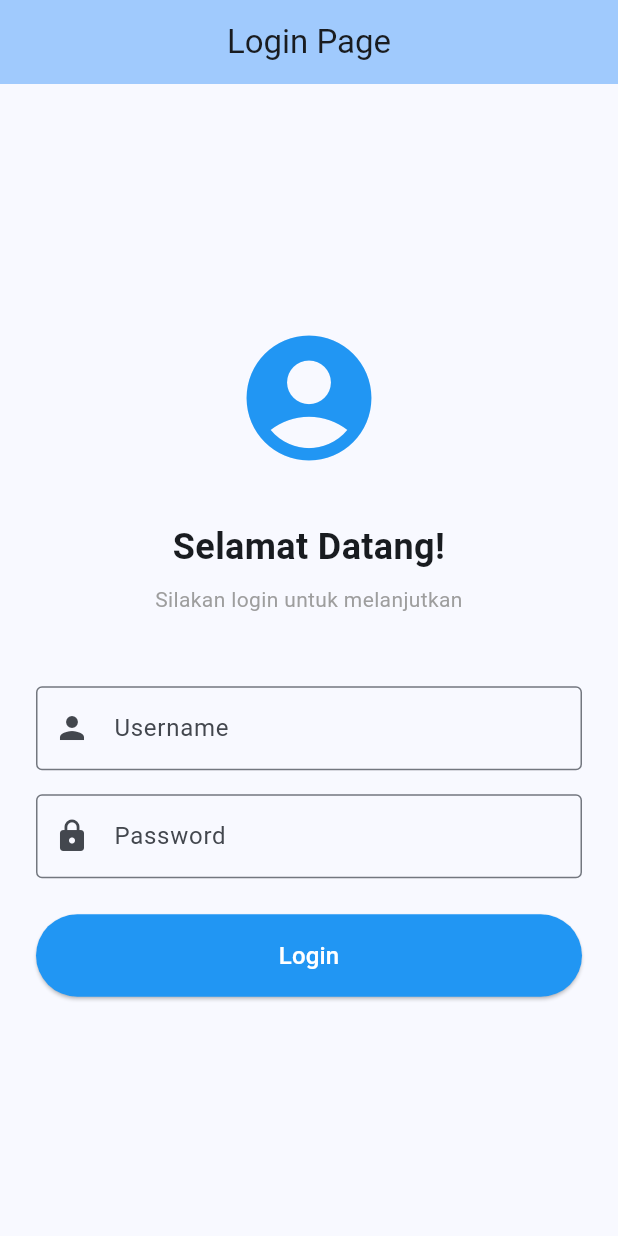
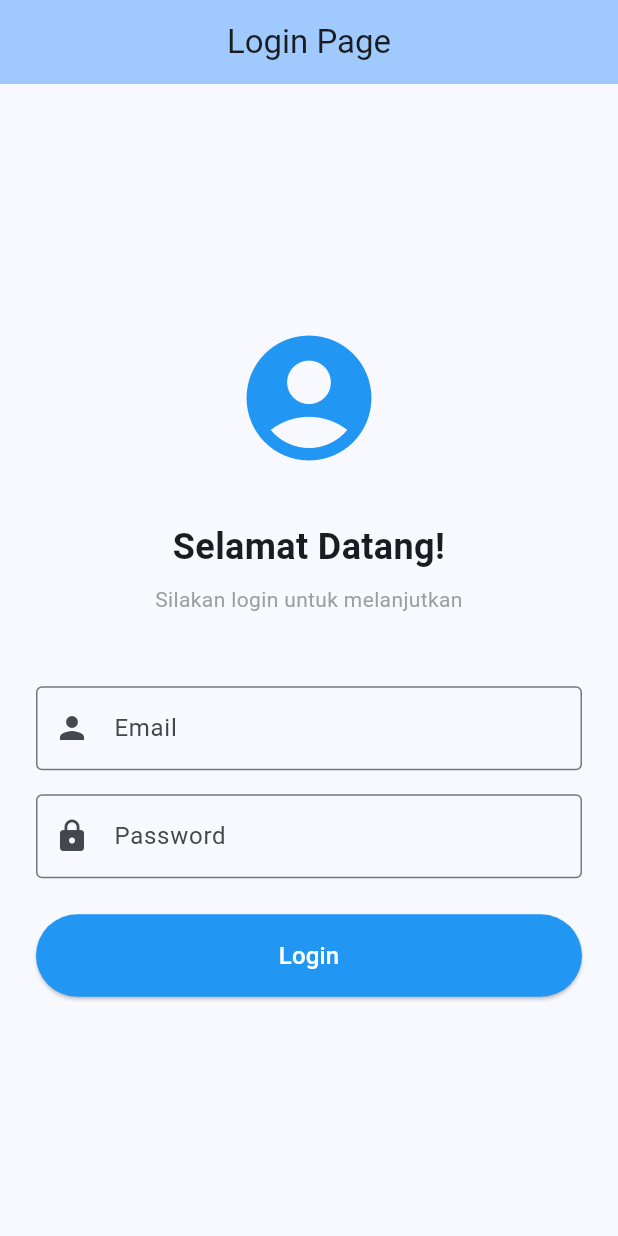
Before and after one commit to CkYes-DBT/yesayaC_LabMobileApps_DBT24, a Flutter app: the screen it shows after launch, on a phone screen of 412 x 824 dp. Run offline on Flutter 3.47's test engine with Material 3 defaults, Android fonts, the light colour scheme and no system bars.

Commit message:
login_page

```diff
--- a/Quiz2_Akhirnya_Masuk_Flutter/login_page/login_page/lib/main.dart
+++ b/Quiz2_Akhirnya_Masuk_Flutter/login_page/login_page/lib/main.dart
@@ -28,28 +28,28 @@ class LoginPage extends StatefulWidget {
 }
 
 class _LoginPageState extends State<LoginPage> {
-  final TextEditingController _usernameController = TextEditingController();
+  final TextEditingController _emailController = TextEditingController();
   final TextEditingController _passwordController = TextEditingController();
 
   @override
   void dispose() {
-    _usernameController.dispose();
+    _emailController.dispose();
     _passwordController.dispose();
     super.dispose();
   }
 
   void _login() {
-    String username = _usernameController.text;
+    String email = _emailController.text;
     String password = _passwordController.text;
 
     // Simple validation
-    if (username.isEmpty || password.isEmpty) {
+    if (email.isEmpty || password.isEmpty) {
       ScaffoldMessenger.of(context).showSnackBar(
-        const SnackBar(content: Text('Mohon isi username dan password')),
+        const SnackBar(content: Text('Mohon isi email dan password')),
       );
     } else {
       ScaffoldMessenger.of(context).showSnackBar(
-        SnackBar(content: Text('Login berhasil! Welcome $username')),
+        SnackBar(content: Text('Login berhasil! Welcome $email')),
       );
     }
   }
@@ -94,9 +94,9 @@ class _LoginPageState extends State<LoginPage> {
               ),
               const SizedBox(height: 48),
               TextField(
-                controller: _usernameController,
+                controller: _emailController,
                 decoration: const InputDecoration(
-                  labelText: 'Username',
+                  labelText: 'Email',
                   prefixIcon: Icon(Icons.person),
                   border: OutlineInputBorder(),
                 ),
```
